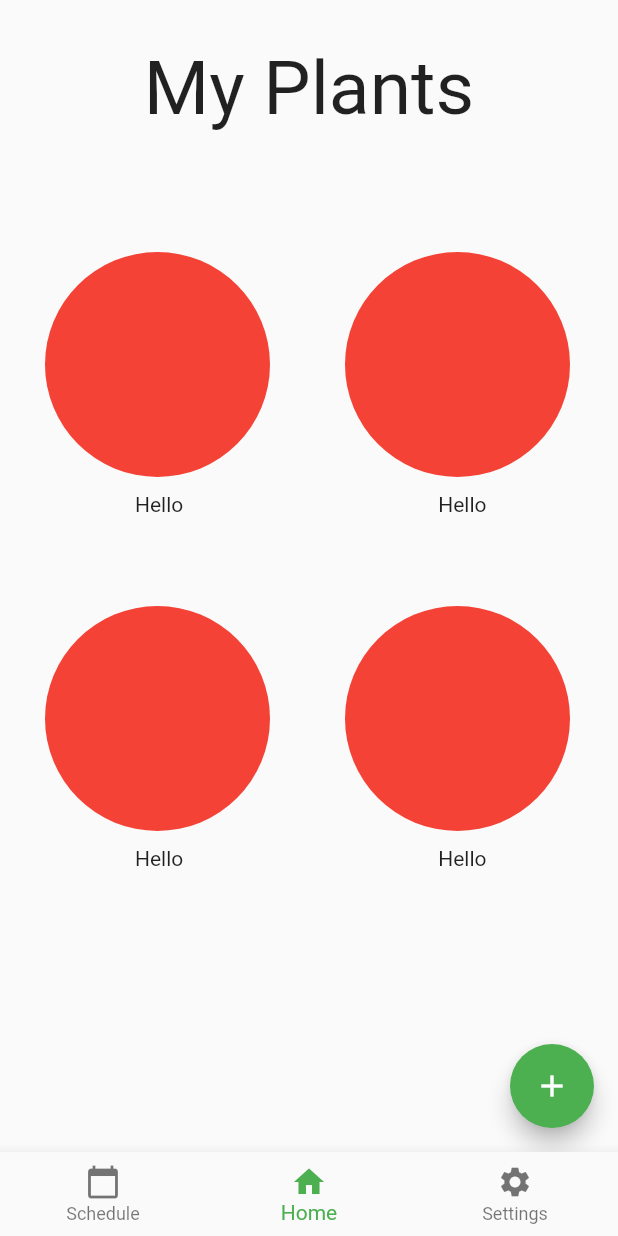
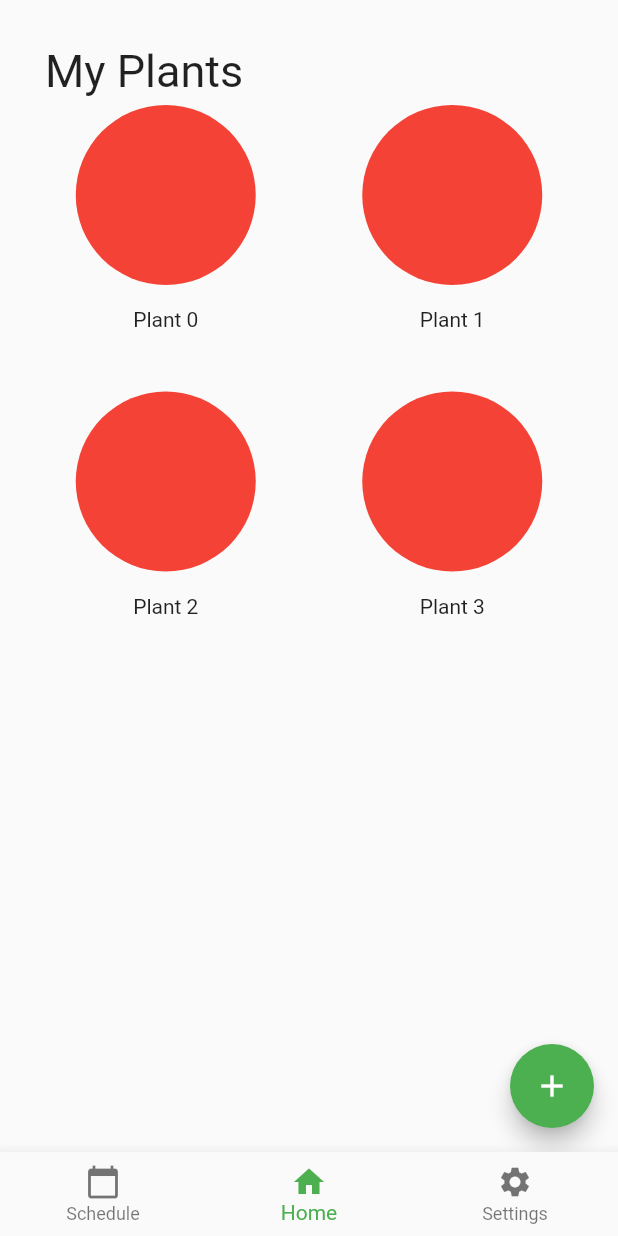
Before and after one commit to Brenden-Smith/gro, a Flutter app: the screen it shows after launch, item 2 of the bottom bar chosen, on a phone screen of 412 x 824 dp. Run offline on Flutter 3.47's test engine with Material 2 defaults, Android fonts, the light colour scheme and no system bars; our stand-ins replace cloud_firestore, firebase_auth, firebase_core, google_sign_in; accounts and stored records are empty.

Commit message:
Add gridview

```diff
--- a/gro/lib/screens/home.dart
+++ b/gro/lib/screens/home.dart
@@ -7,118 +7,64 @@ class Home extends StatefulWidget {
 }
 
 class _HomeState extends State<Home> {
+
+  List plants = [1,2,3,4];
+
   @override
   Widget build(BuildContext context) {
     final mediaQuery = MediaQuery.of(context);
+
+    final plantList = SingleChildScrollView(
+      child: Container(
+        child: GridView.builder(
+          gridDelegate: SliverGridDelegateWithFixedCrossAxisCount(
+            crossAxisCount: 2,
+            crossAxisSpacing: 30,
+            mainAxisSpacing: 30,
+          ),
+          itemCount: 4,
+          shrinkWrap: true,
+          itemBuilder: (BuildContext txt, index) {
+            return InkWell(
+              onTap: () {},
+              child: Ink(
+                child: Column(
+                  mainAxisAlignment: MainAxisAlignment.center,
+                  crossAxisAlignment: CrossAxisAlignment.center,
+                  children: <Widget>[
+                    Container(
+                      height: 120,
+                      width: 120,
+                      decoration: BoxDecoration(
+                        color: Colors.red,
+                        shape: BoxShape.circle,
+                      )
+                    ),
+                    SizedBox(height: 15),
+                    Text("Plant $index"),
+                  ],
+                ),
+              ),
+            );
+          }
+        ),
+      ),
+    );
 
     final pageBody = Container(
       height: (mediaQuery.size.height - mediaQuery.padding.top),
       width: mediaQuery.size.width,
       padding: const EdgeInsets.all(30),
       child: Column(
-        mainAxisAlignment: MainAxisAlignment.start,
         children: <Widget>[
           SizedBox(height: mediaQuery.padding.top),
           Container(
-            child: Text(
-              "My Plants",
-              textAlign: TextAlign.center,
-              style: TextStyle(
-                fontSize: 50,
-              ),
-            ),
+            width: mediaQuery.size.width,
+            child: Text("My Plants", textAlign: TextAlign.left, style: TextStyle(fontSize: 30)),
           ),
-          Spacer(),
-          Column(
-            mainAxisAlignment: MainAxisAlignment.center,
-            children: <Widget>[
-              Container(
-                child: Column(
-                  mainAxisAlignment: MainAxisAlignment.center,
-                  children: <Widget>[
-                    Row(
-                      children: <Widget>[
-                        Container(
-                          height: 150,
-                          width: 150,
-                          decoration: BoxDecoration(
-                            color: Colors.red,
-                            shape: BoxShape.circle,
-                          ),
-                        ),
-                        SizedBox(width: 50),
-                        Container(
-                          height: 150,
-                          width: 150,
-                          decoration: BoxDecoration(
-                            color: Colors.red,
-                            shape: BoxShape.circle,
-                          ),
-                        ),
-                      ],
-                    ),
-                    SizedBox(height: 10),
-                    Row(
-                      children: <Widget>[
-                        Container(
-                          child: Row(
-                            crossAxisAlignment: CrossAxisAlignment.center,
-                            children: <Widget>[
-                              SizedBox(width: 60),
-                              Text("Hello"),
-                              SizedBox(width: 170),
-                              Text("Hello"),
-                            ],
-                          ),
-                        ),
-                      ],
-                    ),
-                    SizedBox(height: 60),
-                    Row(
-                      children: <Widget>[
-                        Container(
-                          height: 150,
-                          width: 150,
-                          decoration: BoxDecoration(
-                            color: Colors.red,
-                            shape: BoxShape.circle,
-                          ),
-                        ),
-                        SizedBox(width: 50),
-                        Container(
-                          height: 150,
-                          width: 150,
-                          decoration: BoxDecoration(
-                            color: Colors.red,
-                            shape: BoxShape.circle,
-                          ),
-                        ),
-                      ],
-                    ),
-                    SizedBox(height: 10),
-                    Row(
-                      children: <Widget>[
-                        Container(
-                          child: Row(
-                            crossAxisAlignment: CrossAxisAlignment.center,
-                            children: <Widget>[
-                              SizedBox(width: 60),
-                              Text("Hello"),
-                              SizedBox(width: 170),
-                              Text("Hello"),
-                            ],
-                          ),
-                        ),
-                      ],
-                    ),
-                  ],
-                ),
-              )
-            ],
-          ),
-          Spacer(flex: 2),
-        ],
-      ),
+          Expanded(child: plantList),
+        ]
+      )
     );
 
     return Scaffold(
```
